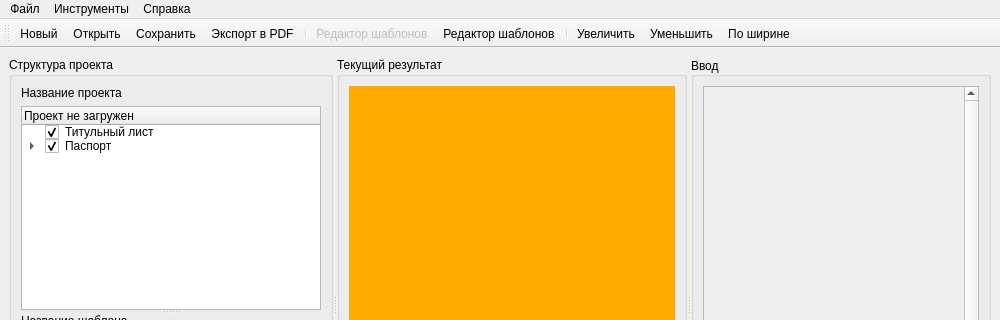
Before: the Qt Designer form designer/mainwindow.ui in Artemako/auto-exec-doc, drawn with Qt 5; both pictures show x 0 to 1000 and y 0 to 320 of the 1000 by 581 pixel window.
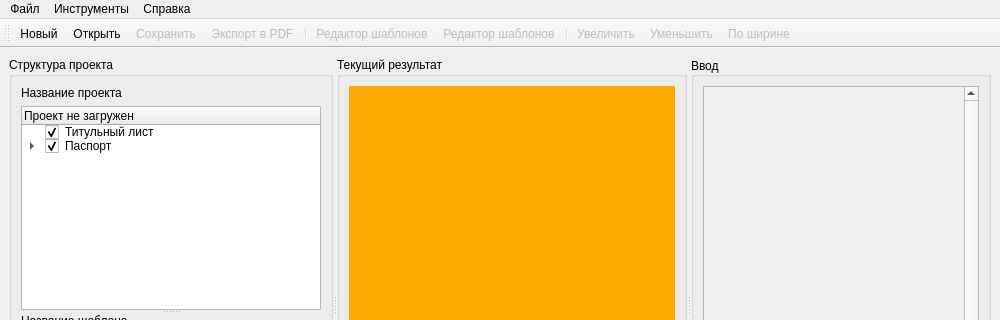
After: the same form once the commit is applied. Icons and pictures are not drawn. Custom widgets are drawn as their Qt base class.

```diff
--- a/designer/mainwindow.ui
+++ b/designer/mainwindow.ui
@@ -350,7 +350,7 @@
   </action>
   <action name="action_save">
    <property name="enabled">
-    <bool>true</bool>
+    <bool>false</bool>
    </property>
    <property name="icon">
     <iconset resource="../resources.qrc">
@@ -364,6 +364,9 @@
    </property>
   </action>
   <action name="action_zoomin">
+   <property name="enabled">
+    <bool>false</bool>
+   </property>
    <property name="icon">
     <iconset resource="../resources.qrc">
      <normaloff>:/icons/icons/zoom-in.svg</normaloff>:/icons/icons/zoom-in.svg</iconset>
@@ -379,6 +382,9 @@
    </property>
   </action>
   <action name="action_zoomout">
+   <property name="enabled">
+    <bool>false</bool>
+   </property>
    <property name="icon">
     <iconset resource="../resources.qrc">
      <normaloff>:/icons/icons/zoom-out.svg</normaloff>:/icons/icons/zoom-out.svg</iconset>
@@ -415,6 +421,9 @@
    <property name="checkable">
     <bool>true</bool>
    </property>
+   <property name="enabled">
+    <bool>false</bool>
+   </property>
    <property name="icon">
     <iconset resource="../resources.qrc">
      <normaloff>:/icons/icons/zoom-fit-width.svg</normaloff>:/icons/icons/zoom-fit-width.svg</iconset>
@@ -427,6 +436,9 @@
    </property>
   </action>
   <action name="action_export_to_pdf">
+   <property name="enabled">
+    <bool>false</bool>
+   </property>
    <property name="icon">
     <iconset resource="../resources.qrc">
      <normaloff>:/icons/icons/export.svg</normaloff>:/icons/icons/export.svg</iconset>
@@ -436,6 +448,9 @@
    </property>
   </action>
   <action name="action_edit_templates">
+   <property name="enabled">
+    <bool>false</bool>
+   </property>
    <property name="icon">
     <iconset resource="../resources.qrc">
      <normaloff>:/icons/icons/template.svg</normaloff>:/icons/icons/template.svg</iconset>
```
Left out of the diff: 6 changed lines with no effect on the pictures.
